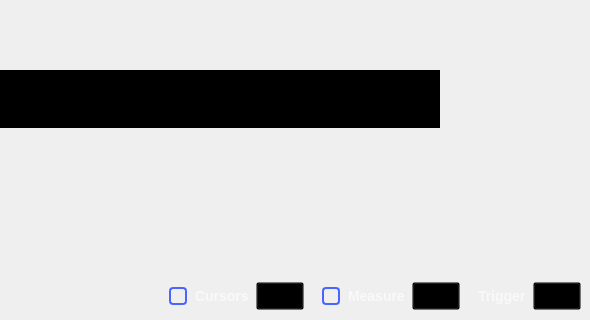
Old version of the form ui/oscilloscope.ui in the repository analogdevicesinc/scopy; both pictures show x 690 to 1280 and y 334 to 654 of the 1280 by 654 pixel window.
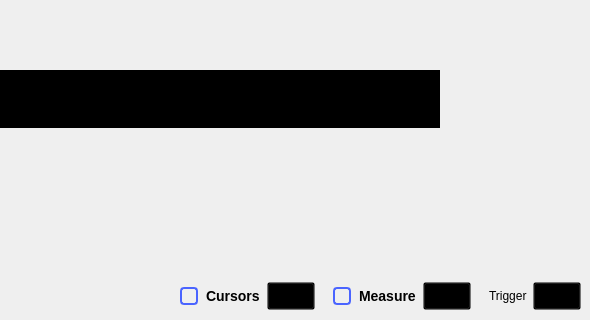
New version of the form. The open tabs and pages were chosen to show the change. Icons and pictures are not drawn. Custom widgets are drawn as their Qt base class.

Patch:
```diff
--- a/ui/oscilloscope.ui
+++ b/ui/oscilloscope.ui
@@ -918,8 +918,6 @@
   background-color: transparent;
   font-size: 14px;
   font-weight: bold;
-  
-  color: rgba(255, 255, 255, 153);
 }
 
 QCheckBox::indicator {
@@ -939,14 +937,7 @@
 QPushButton:pressed { border-image: url(:/icons/setup_btn_checked.svg); }
 QPushButton:!pressed { border-image: url(:/icons/setup_btn_unchecked.svg); }
 QPushButton:hover:!pressed:!checked { border-image: url(:/icons/setup_btn_hover.svg); }
-QPushButton:checked { border-image: url(:/icons/setup_btn_checked.svg); }
-
-QLabel {
-  font-size: 14px;
-  font-weight: bold;
-  
-  color: rgba(255, 255, 255, 153);
-}</string>
+QPushButton:checked { border-image: url(:/icons/setup_btn_checked.svg); }</string>
           </property>
           <layout class="QHBoxLayout" name="horizontalLayout_6">
            <item>
```
Left out of the diff: 5 changed lines with no effect on the pictures.
